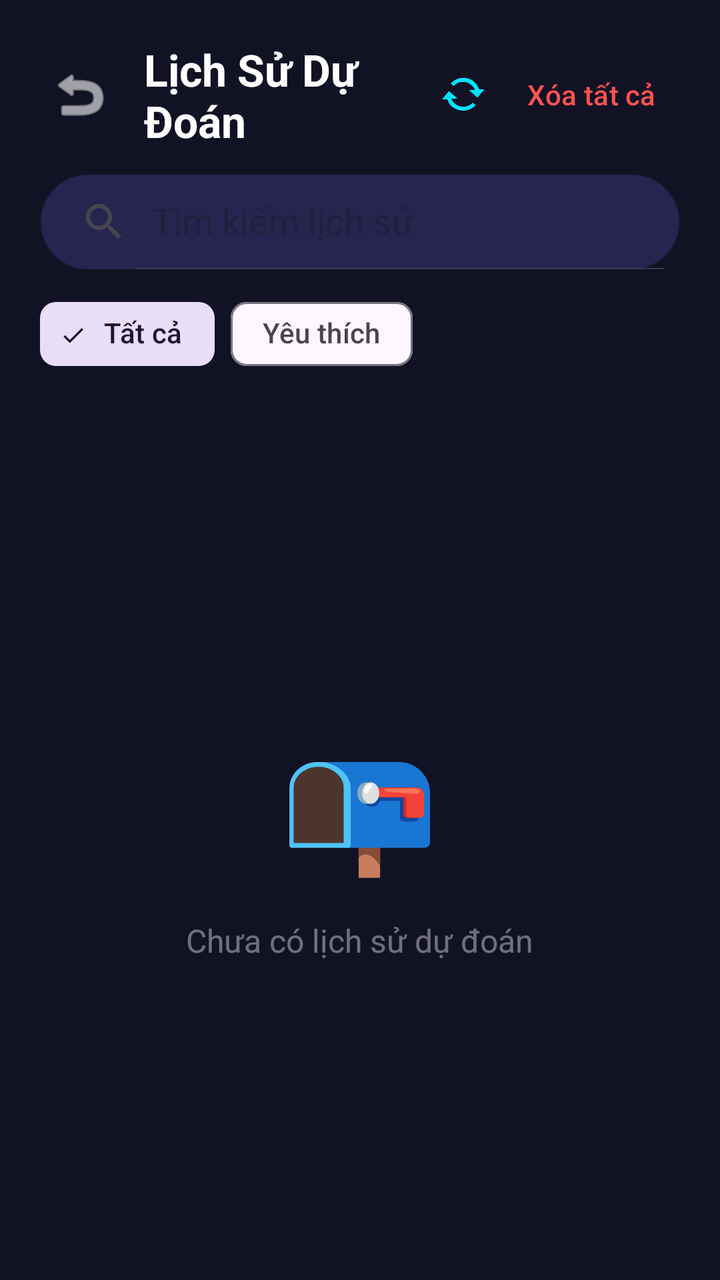
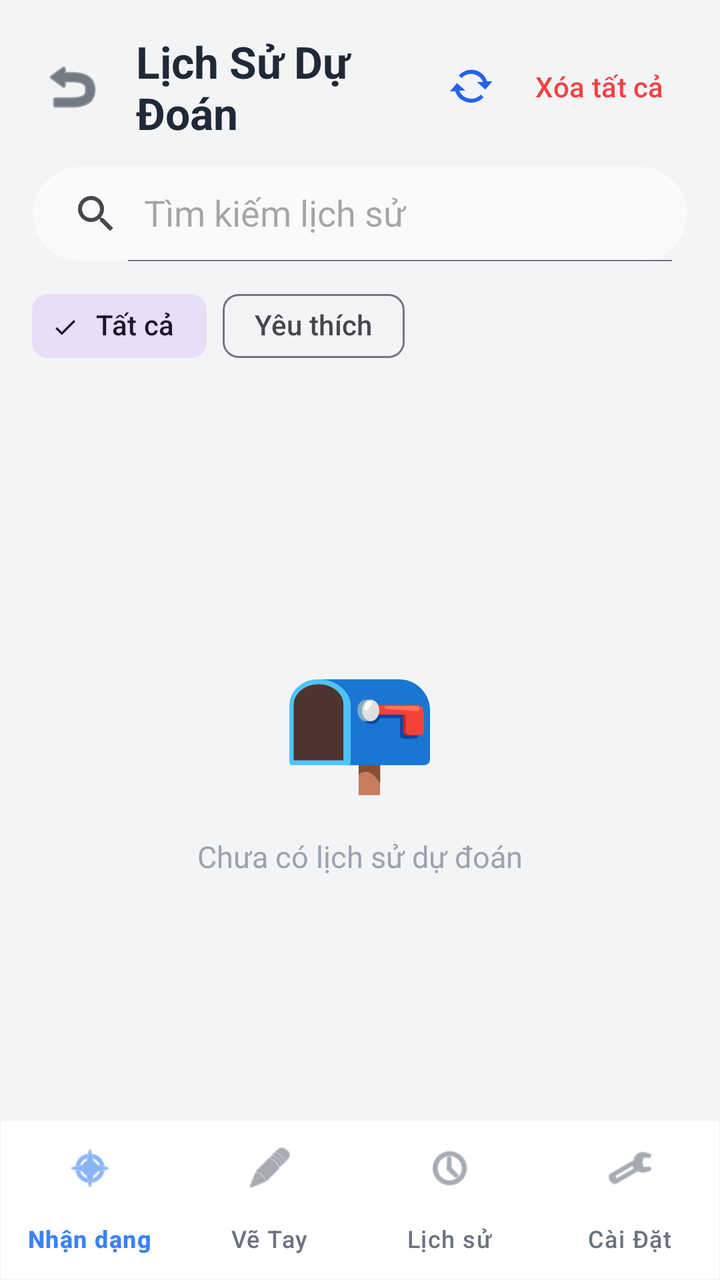

Compare the two renders of this Android layout. The source of the first and the diff that turns it into the second are given below.
<!-- AndroidManifest.xml: application theme Theme.SmartHandwritingAI -->
<!-- res/layout/activity_history.xml -->
<?xml version="1.0" encoding="utf-8"?>
<LinearLayout xmlns:android="http://schemas.android.com/apk/res/android"
    xmlns:app="http://schemas.android.com/apk/res-auto"
    android:layout_width="match_parent" android:layout_height="match_parent"
    android:background="@color/surface_dark" android:orientation="vertical">
    <LinearLayout android:layout_width="match_parent" android:layout_height="wrap_content"
        android:gravity="center_vertical" android:orientation="horizontal"
        android:paddingHorizontal="20dp" android:paddingTop="20dp" android:paddingBottom="12dp">
        <ImageButton android:id="@+id/btn_back_history" android:layout_width="40dp"
            android:layout_height="40dp" android:background="?attr/selectableItemBackgroundBorderless"
            android:src="@android:drawable/ic_menu_revert" app:tint="@color/text_primary" />
        <TextView android:layout_width="0dp" android:layout_height="wrap_content"
            android:layout_marginStart="12dp" android:layout_weight="1" android:text="@string/title_history"
            android:textColor="@color/text_primary" android:textSize="22sp" android:textStyle="bold" />
        <ImageButton android:id="@+id/btn_sync" android:layout_width="40dp" android:layout_height="40dp"
            android:background="?attr/selectableItemBackgroundBorderless" android:src="@android:drawable/stat_notify_sync" app:tint="@color/accent" />
        <com.google.android.material.button.MaterialButton android:id="@+id/btn_clear_all"
            style="@style/Widget.Material3.Button.TextButton" android:layout_width="wrap_content"
            android:layout_height="wrap_content" android:text="@string/btn_clear_history" android:textColor="@color/error" />
    </LinearLayout>
    <LinearLayout android:layout_width="match_parent" android:layout_height="wrap_content"
        android:orientation="vertical" android:paddingHorizontal="20dp" android:paddingBottom="8dp">
        <androidx.appcompat.widget.SearchView android:id="@+id/search_view" android:layout_width="match_parent"
            android:layout_height="wrap_content" android:background="@drawable/bg_rounded_pill"
            android:backgroundTint="@color/surface_elevated" app:queryHint="Tìm kiếm lịch sử" app:iconifiedByDefault="false" />
        <com.google.android.material.chip.ChipGroup android:id="@+id/chip_group_filter" android:layout_width="match_parent"
            android:layout_height="wrap_content" android:layout_marginTop="8dp" app:singleSelection="true">
            <com.google.android.material.chip.Chip android:id="@+id/chip_all" android:layout_width="wrap_content"
                android:layout_height="wrap_content" android:text="Tất cả" android:checked="true" style="@style/Widget.Material3.Chip.Filter" />
            <com.google.android.material.chip.Chip android:id="@+id/chip_favorites" android:layout_width="wrap_content"
                android:layout_height="wrap_content" android:text="Yêu thích" style="@style/Widget.Material3.Chip.Filter" />
        </com.google.android.material.chip.ChipGroup>
    </LinearLayout>
    <LinearLayout android:id="@+id/layout_empty" android:layout_width="match_parent"
        android:layout_height="match_parent" android:gravity="center" android:orientation="vertical">
        <TextView android:layout_width="wrap_content" android:layout_height="wrap_content" android:text="📭" android:textSize="64sp" />
        <TextView android:layout_width="wrap_content" android:layout_height="wrap_content" android:layout_marginTop="16dp"
            android:text="@string/no_history" android:textColor="@color/text_hint" android:textSize="16sp" />
    </LinearLayout>
    <androidx.recyclerview.widget.RecyclerView android:id="@+id/rv_history" android:layout_width="match_parent"
        android:layout_height="match_parent" android:clipToPadding="false" android:padding="16dp" android:visibility="gone" />
</LinearLayout>
<!-- resources referenced by this layout -->
<resources>
  <color name="accent">#FF00E5FF</color>
  <color name="error">#FFFF5252</color>
  <color name="surface_dark">#FF121225</color>
  <color name="surface_elevated">#FF252550</color>
  <color name="text_hint">#66FFFFFF</color>
  <color name="text_primary">#FFFFFFFF</color>
  <!-- drawable bg_rounded_pill (drawable) -->
  <?xml version="1.0" encoding="utf-8"?>
  <shape xmlns:android="http://schemas.android.com/apk/res/android"
      android:shape="rectangle">
      <solid android:color="@color/surface_elevated" />
      <corners android:radius="50dp" />
      <stroke android:width="1dp" android:color="#33FFFFFF" />
  </shape>
  <string name="btn_clear_history">Xóa tất cả</string>
  <string name="no_history">Chưa có lịch sử dự đoán</string>
  <string name="title_history">Lịch Sử Dự Đoán</string>
  <style name="Theme.SmartHandwritingAI" parent="Base.Theme.SmartHandwritingAI" />
  <style name="Base.Theme.SmartHandwritingAI" parent="Theme.Material3.DayNight.NoActionBar">
          <item name="colorPrimary">@color/primary</item>
          <item name="colorPrimaryDark">@color/primary_dark</item>
          <item name="colorAccent">@color/accent</item>
          <item name="android:windowBackground">@color/surface_dark</item>
          <item name="android:statusBarColor">@color/primary_dark</item>
          <item name="android:navigationBarColor">@color/primary_dark</item>
      </style>
  <color name="primary">#FF1A237E</color>
  <color name="primary_dark">#FF0D1642</color>
</resources>

<!-- the commit's change to res/layout/activity_history.xml (unified diff, before → after) -->
@@ -1,42 +1,149 @@
 <?xml version="1.0" encoding="utf-8"?>
-<LinearLayout xmlns:android="http://schemas.android.com/apk/res/android"
+<androidx.coordinatorlayout.widget.CoordinatorLayout xmlns:android="http://schemas.android.com/apk/res/android"
     xmlns:app="http://schemas.android.com/apk/res-auto"
-    android:layout_width="match_parent" android:layout_height="match_parent"
-    android:background="@color/surface_dark" android:orientation="vertical">
-    <LinearLayout android:layout_width="match_parent" android:layout_height="wrap_content"
-        android:gravity="center_vertical" android:orientation="horizontal"
-        android:paddingHorizontal="20dp" android:paddingTop="20dp" android:paddingBottom="12dp">
-        <ImageButton android:id="@+id/btn_back_history" android:layout_width="40dp"
-            android:layout_height="40dp" android:background="?attr/selectableItemBackgroundBorderless"
-            android:src="@android:drawable/ic_menu_revert" app:tint="@color/text_primary" />
-        <TextView android:layout_width="0dp" android:layout_height="wrap_content"
-            android:layout_marginStart="12dp" android:layout_weight="1" android:text="@string/title_history"
-            android:textColor="@color/text_primary" android:textSize="22sp" android:textStyle="bold" />
-        <ImageButton android:id="@+id/btn_sync" android:layout_width="40dp" android:layout_height="40dp"
-            android:background="?attr/selectableItemBackgroundBorderless" android:src="@android:drawable/stat_notify_sync" app:tint="@color/accent" />
-        <com.google.android.material.button.MaterialButton android:id="@+id/btn_clear_all"
-            style="@style/Widget.Material3.Button.TextButton" android:layout_width="wrap_content"
-            android:layout_height="wrap_content" android:text="@string/btn_clear_history" android:textColor="@color/error" />
+    android:id="@+id/main_history"
+    android:layout_width="match_parent"
+    android:layout_height="match_parent"
+    android:background="@color/surface_bg">
+
+    <LinearLayout
+        android:layout_width="match_parent"
+        android:layout_height="match_parent"
+        android:layout_marginBottom="80dp"
+        android:orientation="vertical">
+
+        
+        <LinearLayout
+            android:layout_width="match_parent"
+            android:layout_height="wrap_content"
+            android:gravity="center_vertical"
+            android:orientation="horizontal"
+            android:paddingHorizontal="16dp"
+            android:paddingTop="16dp"
+            android:paddingBottom="12dp">
+
+            <ImageButton
+                android:id="@+id/btn_back_history"
+                android:layout_width="40dp"
+                android:layout_height="40dp"
+                android:background="?attr/selectableItemBackgroundBorderless"
+                android:contentDescription="Quay lại"
+                android:src="@android:drawable/ic_menu_revert"
+                app:tint="@color/text_primary" />
+
+            <TextView
+                android:layout_width="0dp"
+                android:layout_height="wrap_content"
+                android:layout_marginStart="12dp"
+                android:layout_weight="1"
+                android:text="@string/title_history"
+                android:textColor="@color/text_primary"
+                android:textSize="22sp"
+                android:textStyle="bold" />
+
+            <ImageButton
+                android:id="@+id/btn_sync"
+                android:layout_width="40dp"
+                android:layout_height="40dp"
+                android:background="?attr/selectableItemBackgroundBorderless"
+                android:contentDescription="Đồng bộ Firebase"
+                android:src="@android:drawable/stat_notify_sync"
+                app:tint="@color/accent" />
+
+            <com.google.android.material.button.MaterialButton
+                android:id="@+id/btn_clear_all"
+                style="@style/Widget.Material3.Button.TextButton"
+                android:layout_width="wrap_content"
+                android:layout_height="wrap_content"
+                android:text="@string/btn_clear_history"
+                android:textColor="@color/error" />
+        </LinearLayout>
+
+        
+        <LinearLayout
+            android:layout_width="match_parent"
+            android:layout_height="wrap_content"
+            android:orientation="vertical"
+            android:paddingHorizontal="16dp"
+            android:paddingBottom="8dp">
+
+            <androidx.appcompat.widget.SearchView
+                android:id="@+id/search_view"
+                android:layout_width="match_parent"
+                android:layout_height="wrap_content"
+                android:background="@drawable/bg_rounded_pill"
+                android:backgroundTint="@color/surface_elevated"
+                app:queryHint="Tìm kiếm lịch sử"
+                app:iconifiedByDefault="false" />
+
+            <com.google.android.material.chip.ChipGroup
+                android:id="@+id/chip_group_filter"
+                android:layout_width="match_parent"
+                android:layout_height="wrap_content"
+                android:layout_marginTop="8dp"
+                app:singleSelection="true">
+
+                <com.google.android.material.chip.Chip
+                    android:id="@+id/chip_all"
+                    style="@style/Widget.Material3.Chip.Filter"
+                    android:layout_width="wrap_content"
+                    android:layout_height="wrap_content"
+                    android:text="Tất cả"
+                    android:checked="true" />
+
+                <com.google.android.material.chip.Chip
+                    android:id="@+id/chip_favorites"
+                    style="@style/Widget.Material3.Chip.Filter"
+                    android:layout_width="wrap_content"
+                    android:layout_height="wrap_content"
+                    android:text="Yêu thích" />
+            </com.google.android.material.chip.ChipGroup>
+        </LinearLayout>
+
+        
+        <LinearLayout
+            android:id="@+id/layout_empty"
+            android:layout_width="match_parent"
+            android:layout_height="match_parent"
+            android:gravity="center"
+            android:orientation="vertical">
+
+            <TextView
+                android:layout_width="wrap_content"
+                android:layout_height="wrap_content"
+                android:text="📭"
+                android:textSize="64sp" />
+
+            <TextView
+                android:layout_width="wrap_content"
+                android:layout_height="wrap_content"
+                android:layout_marginTop="16dp"
+                android:text="@string/no_history"
+                android:textColor="@color/text_hint"
+                android:textSize="15sp" />
+        </LinearLayout>
+
+        
+        <androidx.recyclerview.widget.RecyclerView
+            android:id="@+id/rv_history"
+            android:layout_width="match_parent"
+            android:layout_height="match_parent"
+            android:clipToPadding="false"
+            android:padding="16dp"
+            android:visibility="gone" />
     </LinearLayout>
-    <LinearLayout android:layout_width="match_parent" android:layout_height="wrap_content"
-        android:orientation="vertical" android:paddingHorizontal="20dp" android:paddingBottom="8dp">
-        <androidx.appcompat.widget.SearchView android:id="@+id/search_view" android:layout_width="match_parent"
-            android:layout_height="wrap_content" android:background="@drawable/bg_rounded_pill"
-            android:backgroundTint="@color/surface_elevated" app:queryHint="Tìm kiếm lịch sử" app:iconifiedByDefault="false" />
-        <com.google.android.material.chip.ChipGroup android:id="@+id/chip_group_filter" android:layout_width="match_parent"
-            android:layout_height="wrap_content" android:layout_marginTop="8dp" app:singleSelection="true">
-            <com.google.android.material.chip.Chip android:id="@+id/chip_all" android:layout_width="wrap_content"
-                android:layout_height="wrap_content" android:text="Tất cả" android:checked="true" style="@style/Widget.Material3.Chip.Filter" />
-            <com.google.android.material.chip.Chip android:id="@+id/chip_favorites" android:layout_width="wrap_content"
-                android:layout_height="wrap_content" android:text="Yêu thích" style="@style/Widget.Material3.Chip.Filter" />
-        </com.google.android.material.chip.ChipGroup>
-    </LinearLayout>
-    <LinearLayout android:id="@+id/layout_empty" android:layout_width="match_parent"
-        android:layout_height="match_parent" android:gravity="center" android:orientation="vertical">
-        <TextView android:layout_width="wrap_content" android:layout_height="wrap_content" android:text="📭" android:textSize="64sp" />
-        <TextView android:layout_width="wrap_content" android:layout_height="wrap_content" android:layout_marginTop="16dp"
-            android:text="@string/no_history" android:textColor="@color/text_hint" android:textSize="16sp" />
-    </LinearLayout>
-    <androidx.recyclerview.widget.RecyclerView android:id="@+id/rv_history" android:layout_width="match_parent"
-        android:layout_height="match_parent" android:clipToPadding="false" android:padding="16dp" android:visibility="gone" />
-</LinearLayout>
+
+    
+    <com.google.android.material.bottomnavigation.BottomNavigationView
+        android:id="@+id/bottom_navigation"
+        android:layout_width="match_parent"
+        android:layout_height="wrap_content"
+        android:layout_gravity="bottom"
+        android:background="@drawable/bg_bottom_nav"
+        app:itemIconTint="@color/bottom_nav_color"
+        app:itemTextColor="@color/bottom_nav_color"
+        app:itemRippleColor="@color/nav_indicator"
+        app:labelVisibilityMode="labeled"
+        app:menu="@menu/bottom_nav_menu"
+        app:elevation="0dp" />
+</androidx.coordinatorlayout.widget.CoordinatorLayout>
<!-- resource entries referenced after the edit -->
@@ -1,32 +1,77 @@
 <!-- resources referenced by this layout -->
 <resources>
-  <color name="accent">#FF00E5FF</color>
-  <color name="error">#FFFF5252</color>
-  <color name="surface_dark">#FF121225</color>
-  <color name="surface_elevated">#FF252550</color>
-  <color name="text_hint">#66FFFFFF</color>
-  <color name="text_primary">#FFFFFFFF</color>
+  <color name="accent">#FF2563EB</color>
+  <color name="error">#FFEF4444</color>
+  <color name="nav_indicator">#1A3B82F6</color>
+  <color name="surface_bg">#FFF3F4F6</color>
+  <color name="surface_elevated">#FFF9FAFB</color>
+  <color name="text_hint">#FF9CA3AF</color>
+  <color name="text_primary">#FF1F2937</color>
+  <!-- drawable bg_bottom_nav (drawable) -->
+  <?xml version="1.0" encoding="utf-8"?>
+  <shape xmlns:android="http://schemas.android.com/apk/res/android">
+      <solid android:color="@color/nav_background" />
+      <stroke android:width="1dp" android:color="@color/divider" />
+  </shape>
   <!-- drawable bg_rounded_pill (drawable) -->
   <?xml version="1.0" encoding="utf-8"?>
   <shape xmlns:android="http://schemas.android.com/apk/res/android"
       android:shape="rectangle">
       <solid android:color="@color/surface_elevated" />
       <corners android:radius="50dp" />
-      <stroke android:width="1dp" android:color="#33FFFFFF" />
+      <stroke android:width="1dp" android:color="@color/border_subtle" />
   </shape>
   <string name="btn_clear_history">Xóa tất cả</string>
   <string name="no_history">Chưa có lịch sử dự đoán</string>
   <string name="title_history">Lịch Sử Dự Đoán</string>
   <style name="Theme.SmartHandwritingAI" parent="Base.Theme.SmartHandwritingAI" />
+  <color name="nav_background">#FFFFFFFF</color>
+  <color name="divider">#1A000000</color>
+  <color name="border_subtle">#0D000000</color>
   <style name="Base.Theme.SmartHandwritingAI" parent="Theme.Material3.DayNight.NoActionBar">
           <item name="colorPrimary">@color/primary</item>
           <item name="colorPrimaryDark">@color/primary_dark</item>
           <item name="colorAccent">@color/accent</item>
-          <item name="android:windowBackground">@color/surface_dark</item>
-          <item name="android:statusBarColor">@color/primary_dark</item>
-          <item name="android:navigationBarColor">@color/primary_dark</item>
+          <item name="colorOnPrimary">@color/white</item>
+          <item name="colorSecondary">@color/accent</item>
+          <item name="colorOnSecondary">@color/white</item>
+          <item name="colorSurface">@color/surface_bg</item>
+          <item name="colorOnSurface">@color/text_primary</item>
+          <item name="colorSurfaceVariant">@color/surface_card</item>
+          <item name="android:windowBackground">@color/surface_bg</item>
+          <item name="android:statusBarColor">@color/surface_bg</item>
+          <item name="android:navigationBarColor">@color/nav_background</item>
+          <item name="android:windowLightStatusBar">true</item>
+  
+          
+          <item name="shapeAppearanceMediumComponent">@style/ShapeAppearance.App.MediumComponent</item>
+          <item name="shapeAppearanceLargeComponent">@style/ShapeAppearance.App.LargeComponent</item>
+  
+          
+          <item name="bottomNavigationStyle">@style/Widget.App.BottomNav</item>
       </style>
-  <color name="primary">#FF1A237E</color>
-  <color name="primary_dark">#FF0D1642</color>
+  <color name="primary">#FF3B82F6</color>
+  <color name="primary_dark">#FF1D4ED8</color>
+  <color name="white">#FFFFFFFF</color>
+  <color name="surface_card">#FFFFFFFF</color>
+  <style name="ShapeAppearance.App.MediumComponent" parent="ShapeAppearance.Material3.MediumComponent">
+          <item name="cornerSize">12dp</item>
+      </style>
+  <style name="ShapeAppearance.App.LargeComponent" parent="ShapeAppearance.Material3.LargeComponent">
+          <item name="cornerSize">16dp</item>
+      </style>
+  <style name="Widget.App.BottomNav" parent="Widget.Material3.BottomNavigationView">
+          <item name="backgroundTint">@color/nav_background</item>
+          <item name="itemIconTint">@color/nav_inactive</item>
+          <item name="itemTextColor">@color/nav_inactive</item>
+          <item name="itemActiveIndicatorStyle">@style/Widget.App.BottomNav.ActiveIndicator</item>
+          <item name="labelVisibilityMode">labeled</item>
+          <item name="elevation">0dp</item>
+          <item name="itemRippleColor">@color/nav_indicator</item>
+      </style>
+  <color name="nav_inactive">#FF6B7280</color>
+  <style name="Widget.App.BottomNav.ActiveIndicator" parent="Widget.Material3.BottomNavigationView.ActiveIndicator">
+          <item name="android:color">@color/nav_indicator</item>
+      </style>
 </resources>
 
